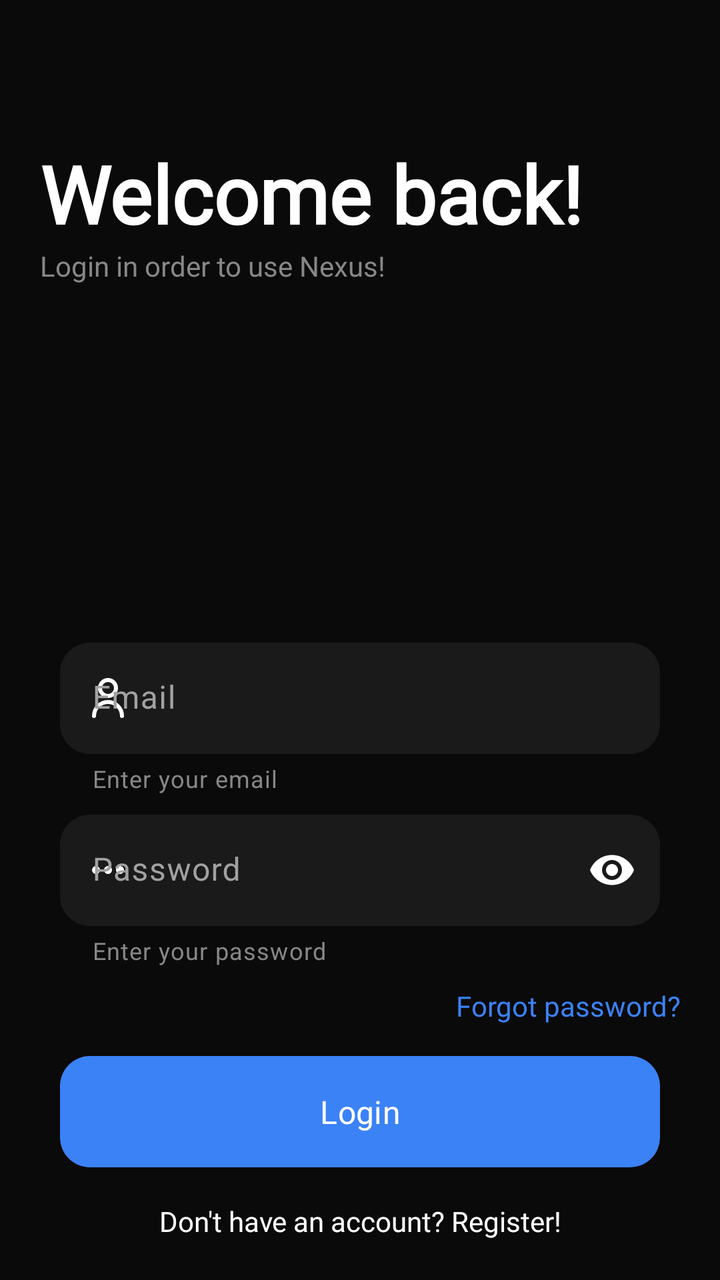
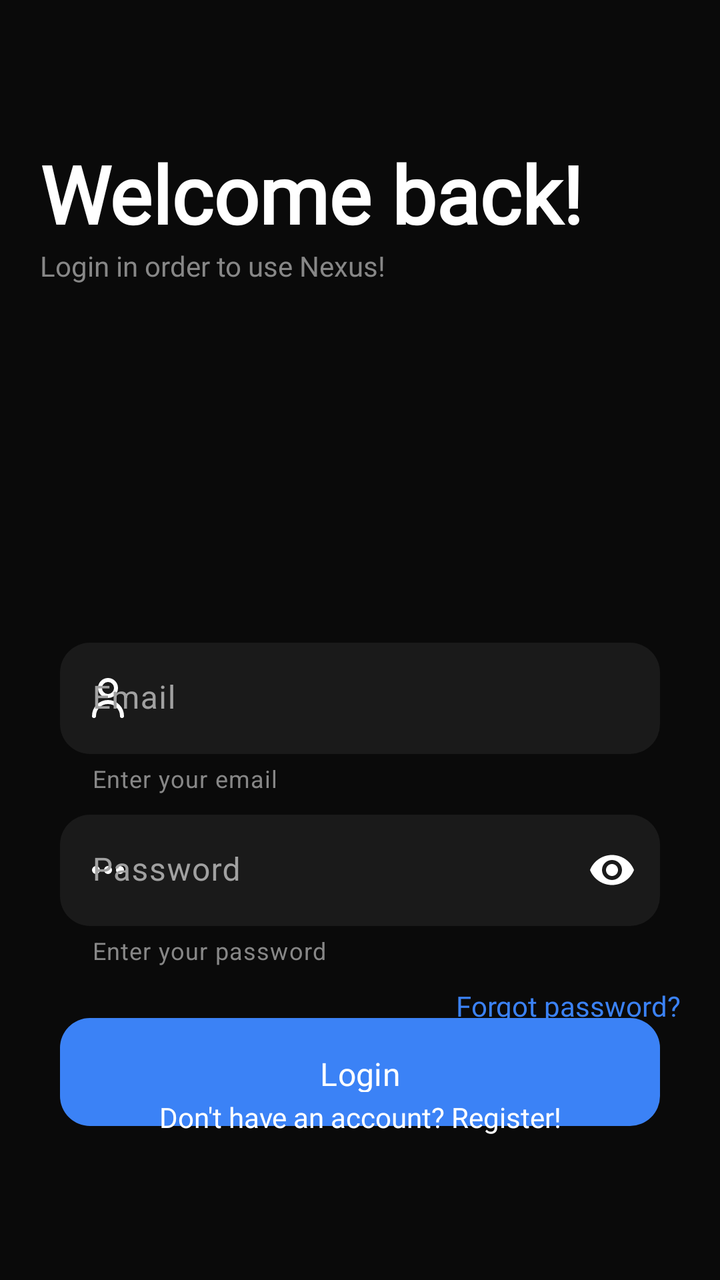

Screens rendered from an Android XML layout before and after an edit, with the pre-edit source and the edit as a unified diff.
<!-- AndroidManifest.xml: application theme Theme.Nexus -->
<!-- res/layout/activity_login.xml -->
<?xml version="1.0" encoding="utf-8"?>
<androidx.constraintlayout.widget.ConstraintLayout xmlns:android="http://schemas.android.com/apk/res/android"
    xmlns:app="http://schemas.android.com/apk/res-auto"
    xmlns:tools="http://schemas.android.com/tools"
    android:id="@+id/main"
    android:layout_width="match_parent"
    android:layout_height="match_parent"
    android:background="@color/background_default"
    android:padding="20dp"
    tools:context=".authentication.LoginActivity">

    <TextView
        android:id="@+id/textView"
        android:layout_width="match_parent"
        android:layout_height="wrap_content"
        android:layout_marginTop="50dp"
        android:fontFamily="@font/inter_medium"
        android:text="Welcome back!"
        android:textColor="@color/white"
        android:textSize="40sp"
        android:textStyle="bold"
        app:layout_constraintBottom_toTopOf="@+id/linearLayout"
        app:layout_constraintEnd_toEndOf="parent"
        app:layout_constraintHorizontal_bias="1.0"
        app:layout_constraintStart_toStartOf="parent"
        app:layout_constraintTop_toTopOf="parent"
        app:layout_constraintVertical_bias="0.908" />

    <TextView
        android:id="@+id/textView4"
        android:layout_width="match_parent"
        android:layout_height="wrap_content"
        android:fontFamily="@font/inter_regular"
        android:text="@string/login_in_order_to_use_nexus"
        android:textColor="@color/gray_400"
        android:textSize="14sp"
        app:layout_constraintBottom_toTopOf="@+id/linearLayout"
        app:layout_constraintEnd_toEndOf="parent"
        app:layout_constraintHorizontal_bias="0.5"
        app:layout_constraintStart_toStartOf="parent"
        app:layout_constraintTop_toBottomOf="@+id/textView"
        app:layout_constraintVertical_bias="0.0" />


    <LinearLayout
        android:id="@+id/linearLayout"
        android:layout_width="match_parent"
        android:layout_height="wrap_content"
        android:layout_marginTop="188dp"
        android:layout_marginBottom="20dp"
        android:orientation="vertical"
        android:padding="10dp"
        app:layout_constraintBottom_toTopOf="@+id/submitButton"
        app:layout_constraintEnd_toEndOf="parent"
        app:layout_constraintHorizontal_bias="1.0"
        app:layout_constraintStart_toStartOf="parent"
        app:layout_constraintTop_toBottomOf="@+id/textView"
        tools:ignore="MissingConstraints">

        <com.google.android.material.textfield.TextInputLayout
            android:id="@+id/emailInput"
            style="@style/Widget.Material3.TextInputLayout.FilledBox"
            android:layout_width="match_parent"
            android:layout_height="wrap_content"
            android:layout_marginBottom="10dp"
            android:hint="@string/email"
            android:textColorHint="@color/gray_100"
            app:boxBackgroundColor="#1A1A1A"
            app:boxCornerRadiusBottomEnd="15dp"
            app:boxCornerRadiusBottomStart="15dp"
            app:boxCornerRadiusTopEnd="15dp"
            app:boxCornerRadiusTopStart="15dp"
            app:boxStrokeWidth="0dp"
            app:helperText="Enter your email"
            app:helperTextTextColor="@color/gray_400"
            app:startIconDrawable="@drawable/user"
            app:startIconTint="@color/white">

            <com.google.android.material.textfield.TextInputEditText
                android:layout_width="match_parent"
                android:layout_height="wrap_content"
                android:background="@null"
                android:inputType="textEmailAddress"
                android:textColor="@color/white"
                android:textColorHint="@color/white" />
        </com.google.android.material.textfield.TextInputLayout>


        <com.google.android.material.textfield.TextInputLayout
            android:id="@+id/passwordInput"
            style="@style/Widget.Material3.TextInputLayout.FilledBox"
            android:layout_width="match_parent"
            android:layout_height="wrap_content"
            android:hint="@string/password"
            android:textColorHint="@color/gray_100"
            app:boxBackgroundColor="#1A1A1A"
            app:boxCornerRadiusBottomEnd="15dp"
            app:boxCornerRadiusBottomStart="15dp"
            app:boxCornerRadiusTopEnd="15dp"
            app:boxCornerRadiusTopStart="15dp"
            app:boxStrokeWidth="0dp"
            app:endIconMode="password_toggle"
            app:endIconTint="@color/white"
            app:helperText="Enter your password"
            app:helperTextTextColor="@color/gray_400"
            app:startIconDrawable="@drawable/password"
            app:startIconTint="@color/white">

            <com.google.android.material.textfield.TextInputEditText
                android:layout_width="match_parent"
                android:layout_height="wrap_content"
                android:inputType="textPassword"
                android:textColor="@color/white" />

        </com.google.android.material.textfield.TextInputLayout>
    </LinearLayout>

    <TextView
        android:id="@+id/forgotPasswordButton"
        android:layout_width="match_parent"
        android:layout_height="wrap_content"
        android:layout_marginBottom="65dp"
        android:fontFamily="@font/inter_medium"
        android:text="@string/forgot_password"
        android:textAlignment="textEnd"
        android:textColor="@color/blue_500"
        android:textSize="14sp"
        app:layout_constraintBottom_toTopOf="@+id/submitButton"
        app:layout_constraintEnd_toEndOf="parent"
        app:layout_constraintHorizontal_bias="0.0"
        app:layout_constraintStart_toStartOf="parent"
        app:layout_constraintTop_toBottomOf="@+id/linearLayout"
        app:layout_constraintVertical_bias="0.0" />

    <com.google.android.material.button.MaterialButton
        android:id="@+id/loginButton"
        android:layout_width="match_parent"
        android:layout_height="wrap_content"
        android:layout_marginHorizontal="10dp"
        android:layout_marginTop="20dp"
        android:background="@drawable/gradient_button"
        android:fontFamily="@font/inter_regular"
        android:paddingVertical="13dp"
        android:text="@string/login"
        android:textSize="16sp"
        app:backgroundTint="@null"
        app:cornerRadius="0dp"
        app:layout_constraintBottom_toTopOf="@+id/registerButton"
        app:layout_constraintEnd_toEndOf="parent"
        app:layout_constraintStart_toStartOf="parent"
        app:layout_constraintTop_toBottomOf="@+id/linearLayout"
        app:layout_constraintVertical_bias="0.459" />

    <TextView
        android:id="@+id/registerButton"
        android:layout_width="match_parent"
        android:layout_height="wrap_content"
        android:fontFamily="@font/inter_medium"
        android:text="@string/don_t_have_an_account_register"
        android:textAlignment="center"
        android:textColor="@color/white"
        android:textSize="14sp"
        app:layout_constraintBottom_toBottomOf="parent"
        app:layout_constraintEnd_toEndOf="parent"
        app:layout_constraintHorizontal_bias="0.0"
        app:layout_constraintStart_toStartOf="parent"
        app:layout_constraintTop_toBottomOf="@+id/submitButton"
        app:layout_constraintVertical_bias="0.843" />

    <ProgressBar
        android:id="@+id/progressBar"
        style="?android:attr/progressBarStyle"
        android:layout_width="wrap_content"
        android:layout_height="wrap_content"
        android:layout_marginTop="20dp"
        android:layout_marginBottom="60dp"
        android:indeterminateTint="@color/blue_500"
        android:progressTint="@color/blue_500"
        android:visibility="invisible"
        app:layout_constraintBottom_toTopOf="@+id/registerButton"
        app:layout_constraintEnd_toEndOf="parent"
        app:layout_constraintHorizontal_bias="0.498"
        app:layout_constraintStart_toStartOf="parent"
        app:layout_constraintTop_toBottomOf="@+id/submitButton" />
</androidx.constraintlayout.widget.ConstraintLayout>
<!-- resources referenced by this layout -->
<resources>
  <color name="background_default">#0A0A0A</color>
  <color name="blue_500">#3b82f6</color>
  <color name="gray_100">#A1A1A1</color>
  <color name="gray_400">#878787</color>
  <color name="white">#FFFFFFFF</color>
  <!-- drawable gradient_button (drawable) -->
  <?xml version="1.0" encoding="utf-8"?>
  <selector xmlns:android="http://schemas.android.com/apk/res/android">
      
      <item>
          <shape android:shape="rectangle">
              <gradient android:angle="90" android:endColor="@color/blue_500" android:startColor="@color/blue_500" android:type="linear" />
              <corners android:radius="15dp" />
          </shape>
      </item>
  </selector>
  <!-- drawable password (drawable) -->
  <vector xmlns:android="http://schemas.android.com/apk/res/android"
      android:width="24dp"
      android:height="24dp"
      android:viewportWidth="24"
      android:viewportHeight="24">
      <path
          android:fillColor="#00000000"
          android:pathData="M17,12C17,12.552 17.448,13 18,13C18.552,13 19,12.552 19,12C19,11.448 18.552,11 18,11C17.448,11 17,11.448 17,12Z"
          android:strokeWidth="2"
          android:strokeColor="#ffffff"
          android:strokeLineCap="round"
          android:strokeLineJoin="round" />
      <path
          android:fillColor="#00000000"
          android:pathData="M11,12C11,12.552 11.448,13 12,13C12.552,13 13,12.552 13,12C13,11.448 12.552,11 12,11C11.448,11 11,11.448 11,12Z"
          android:strokeWidth="2"
          android:strokeColor="#ffffff"
          android:strokeLineCap="round"
          android:strokeLineJoin="round" />
      <path
          android:fillColor="#00000000"
          android:pathData="M5,12C5,12.552 5.448,13 6,13C6.552,13 7,12.552 7,12C7,11.448 6.552,11 6,11C5.448,11 5,11.448 5,12Z"
          android:strokeWidth="2"
          android:strokeColor="#ffffff"
          android:strokeLineCap="round"
          android:strokeLineJoin="round" />
  </vector>
  <!-- drawable user (drawable) -->
  <vector xmlns:android="http://schemas.android.com/apk/res/android"
      android:width="24dp"
      android:height="24dp"
      android:viewportWidth="24"
      android:viewportHeight="24">
      <path
          android:fillColor="#00000000"
          android:pathData="M19,21C19,17.134 15.866,14 12,14C8.134,14 5,17.134 5,21M12,11C9.791,11 8,9.209 8,7C8,4.791 9.791,3 12,3C14.209,3 16,4.791 16,7C16,9.209 14.209,11 12,11Z"
          android:strokeWidth="2"
          android:strokeColor="#ffffff"
          android:strokeLineCap="round"
          android:strokeLineJoin="round" />
  </vector>
  <string name="don_t_have_an_account_register">Don\'t have an account? Register!</string>
  <string name="email">Email</string>
  <string name="forgot_password">Forgot password?</string>
  <string name="login">Login</string>
  <string name="login_in_order_to_use_nexus">Login in order to use Nexus!</string>
  <string name="password">Password</string>
  <style name="Theme.Nexus" parent="Base.Theme.Nexus" />
  <style name="Base.Theme.Nexus" parent="Theme.Material3.DayNight.NoActionBar">
          <item name="colorPrimary">@color/blue_500</item>
          <item name="colorOnPrimaryContainer">@color/white</item>
          <item name="colorOnSecondaryContainer">@color/blue_500</item>
          <item name="colorSecondaryContainer">@color/blue_500</item>
      </style>
</resources>

<!-- the commit's change to res/layout/activity_login.xml (unified diff, before → after) -->
@@ -135,7 +135,7 @@
     <com.google.android.material.button.MaterialButton
         android:id="@+id/loginButton"
         android:layout_width="match_parent"
-        android:layout_height="wrap_content"
+        android:layout_height="54dp"
         android:layout_marginHorizontal="10dp"
         android:layout_marginTop="20dp"
         android:background="@drawable/gradient_button"
@@ -147,14 +147,16 @@
         app:cornerRadius="0dp"
         app:layout_constraintBottom_toTopOf="@+id/registerButton"
         app:layout_constraintEnd_toEndOf="parent"
+        app:layout_constraintHorizontal_bias="0.0"
         app:layout_constraintStart_toStartOf="parent"
         app:layout_constraintTop_toBottomOf="@+id/linearLayout"
-        app:layout_constraintVertical_bias="0.459" />
+        app:layout_constraintVertical_bias="0.232" />
 
     <TextView
         android:id="@+id/registerButton"
         android:layout_width="match_parent"
         android:layout_height="wrap_content"
+        android:layout_marginBottom="52dp"
         android:fontFamily="@font/inter_medium"
         android:text="@string/don_t_have_an_account_register"
         android:textAlignment="center"
@@ -162,7 +164,7 @@
         android:textSize="14sp"
         app:layout_constraintBottom_toBottomOf="parent"
         app:layout_constraintEnd_toEndOf="parent"
-        app:layout_constraintHorizontal_bias="0.0"
+        app:layout_constraintHorizontal_bias="1.0"
         app:layout_constraintStart_toStartOf="parent"
         app:layout_constraintTop_toBottomOf="@+id/submitButton"
         app:layout_constraintVertical_bias="0.843" />
@@ -173,7 +175,7 @@
         android:layout_width="wrap_content"
         android:layout_height="wrap_content"
         android:layout_marginTop="20dp"
-        android:layout_marginBottom="60dp"
+        android:layout_marginBottom="48dp"
         android:indeterminateTint="@color/blue_500"
         android:progressTint="@color/blue_500"
         android:visibility="invisible"
